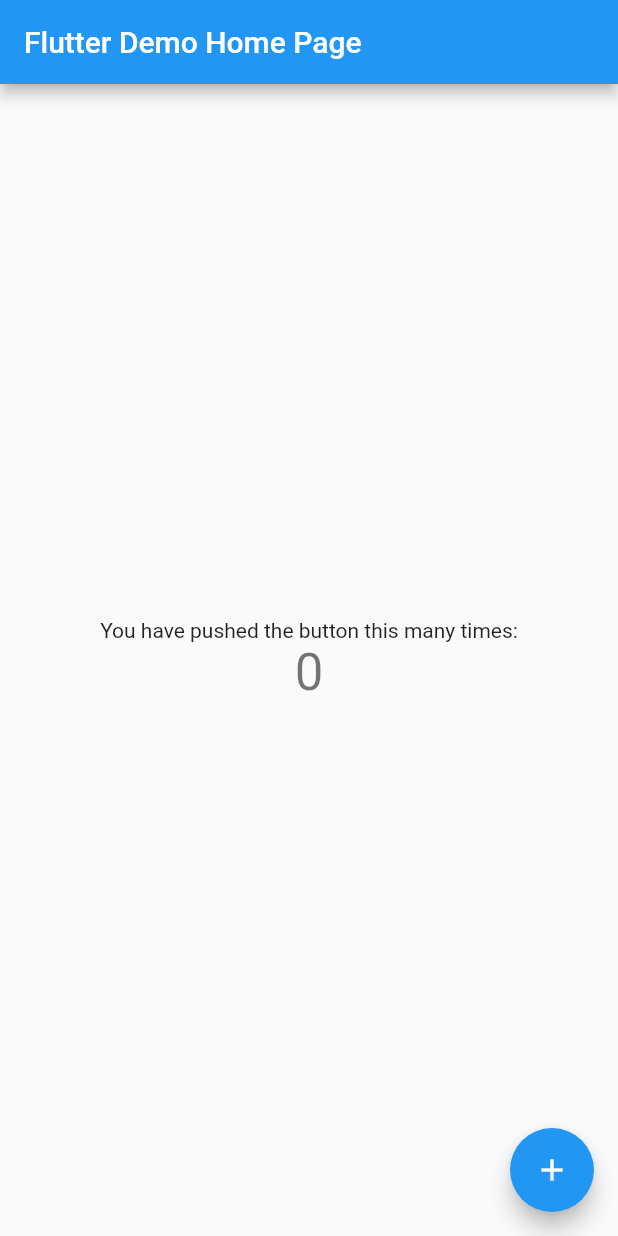
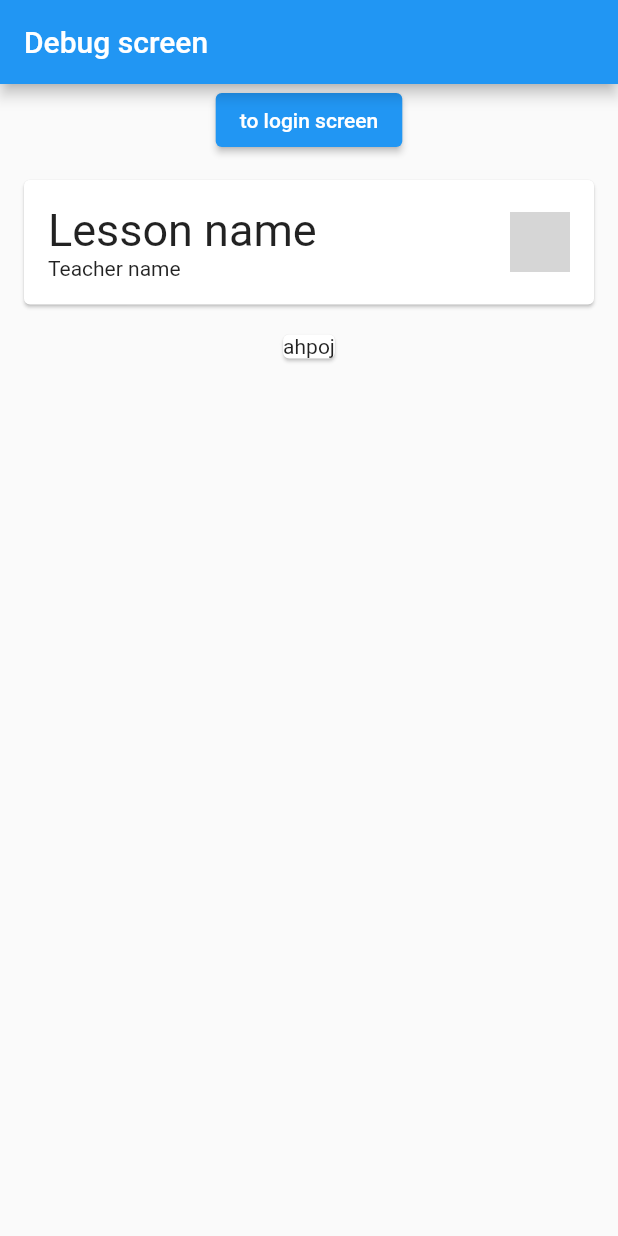
Before and after one commit to Plasmoxy/musestream-flutter, a Flutter app: the screen it shows after launch, on a phone screen of 412 x 824 dp. Run offline on Flutter 3.47's test engine with Material 2 defaults, Android fonts, the light colour scheme and no system bars; network calls fail; grey boxes are pictures that could not be loaded.

Commit message:
screens setup

```diff
--- a/musestream_app/analysis_options.yaml
+++ b/musestream_app/analysis_options.yaml
@@ -24,6 +24,8 @@
   rules:
     # avoid_print: false  # Uncomment to disable the `avoid_print` rule
     # prefer_single_quotes: true  # Uncomment to enable the `prefer_single_quotes` rule
+    prefer_const_constructors: false
+    prefer_const_literals_to_create_immutables: false
 
 # Additional information about this file can be found at
 # https://dart.dev/guides/language/analysis-options
--- a/musestream_app/lib/main.dart
+++ b/musestream_app/lib/main.dart
@@ -1,45 +1,27 @@
 import 'package:flutter/material.dart';
+import 'package:musestream_app/screens/debug.dart';
 
 void main() {
-  runApp(const MyApp());
+  runApp(const App());
 }
 
-class MyApp extends StatelessWidget {
-  const MyApp({Key? key}) : super(key: key);
+class App extends StatelessWidget {
+  const App({Key? key}) : super(key: key);
 
-  // This widget is the root of your application.
   @override
   Widget build(BuildContext context) {
     return MaterialApp(
-      title: 'Flutter Demo',
+      title: 'MuseStream',
       theme: ThemeData(
-        // This is the theme of your application.
-        //
-        // Try running your application with "flutter run". You'll see the
-        // application has a blue toolbar. Then, without quitting the app, try
-        // changing the primarySwatch below to Colors.green and then invoke
-        // "hot reload" (press "r" in the console where you ran "flutter run",
-        // or simply save your changes to "hot reload" in a Flutter IDE).
-        // Notice that the counter didn't reset back to zero; the application
-        // is not restarted.
         primarySwatch: Colors.blue,
       ),
-      home: const MyHomePage(title: 'Flutter Demo Home Page'),
+      home: DebugScreen(),
     );
   }
 }
 
 class MyHomePage extends StatefulWidget {
   const MyHomePage({Key? key, required this.title}) : super(key: key);
-
-  // This widget is the home page of your application. It is stateful, meaning
-  // that it has a State object (defined below) that contains fields that affect
-  // how it looks.
-
-  // This class is the configuration for the state. It holds the values (in this
-  // case the title) provided by the parent (in this case the App widget) and
-  // used by the build method of the State. Fields in a Widget subclass are
-  // always marked "final".
 
   final String title;
 
@@ -52,47 +34,18 @@
 
   void _incrementCounter() {
     setState(() {
-      // This call to setState tells the Flutter framework that something has
-      // changed in this State, which causes it to rerun the build method below
-      // so that the display can reflect the updated values. If we changed
-      // _counter without calling setState(), then the build method would not be
-      // called again, and so nothing would appear to happen.
       _counter++;
     });
   }
 
   @override
   Widget build(BuildContext context) {
-    // This method is rerun every time setState is called, for instance as done
-    // by the _incrementCounter method above.
-    //
-    // The Flutter framework has been optimized to make rerunning build methods
-    // fast, so that you can just rebuild anything that needs updating rather
-    // than having to individually change instances of widgets.
     return Scaffold(
       appBar: AppBar(
-        // Here we take the value from the MyHomePage object that was created by
-        // the App.build method, and use it to set our appbar title.
         title: Text(widget.title),
       ),
       body: Center(
-        // Center is a layout widget. It takes a single child and positions it
-        // in the middle of the parent.
         child: Column(
-          // Column is also a layout widget. It takes a list of children and
-          // arranges them vertically. By default, it sizes itself to fit its
-          // children horizontally, and tries to be as tall as its parent.
-          //
-          // Invoke "debug painting" (press "p" in the console, choose the
-          // "Toggle Debug Paint" action from the Flutter Inspector in Android
-          // Studio, or the "Toggle Debug Paint" command in Visual Studio Code)
-          // to see the wireframe for each widget.
-          //
-          // Column has various properties to control how it sizes itself and
-          // how it positions its children. Here we use mainAxisAlignment to
-          // center the children vertically; the main axis here is the vertical
-          // axis because Columns are vertical (the cross axis would be
-          // horizontal).
           mainAxisAlignment: MainAxisAlignment.center,
           children: <Widget>[
             const Text(
@@ -109,7 +62,7 @@
         onPressed: _incrementCounter,
         tooltip: 'Increment',
         child: const Icon(Icons.add),
-      ), // This trailing comma makes auto-formatting nicer for build methods.
+      ),
     );
   }
 }
--- /dev/null
+++ b/musestream_app/lib/screens/debug.dart
@@ -0,0 +1,80 @@
+import 'package:flutter/material.dart';
+import 'package:musestream_app/screens/login.dart';
+
+class DebugScreen extends StatefulWidget {
+  DebugScreen({Key? key}) : super(key: key);
+
+  @override
+  State<DebugScreen> createState() => _DebugScreenState();
+}
+
+class _DebugScreenState extends State<DebugScreen> {
+  @override
+  Widget build(BuildContext context) {
+    // Scaffold a Appbar pre kazdru screenu
+    // SingleChildScrollView -> Column
+    return Scaffold(
+      appBar: AppBar(
+        title: const Text('Debug screen'),
+      ),
+      body: SingleChildScrollView(
+        child: Column(
+          children: [
+            ElevatedButton(
+              child: Text('to login screen'),
+              onPressed: () {
+                // navigation to different screen
+                Navigator.of(context).push(MaterialPageRoute(
+                  builder: (ctx) => LoginScreen(),
+                ));
+              },
+            ),
+
+            // karta + padding a margin
+            Card(
+              margin: EdgeInsets.all(16),
+              // REFACTOR MENU = Ctrl Shift R
+              child: InkWell(
+                onTap: () {
+                  // navigation to different screen
+                  Navigator.of(context).push(MaterialPageRoute(
+                    builder: (ctx) => LoginScreen(),
+                  ));
+                },
+                child: Container(
+                  width: double.infinity,
+                  padding: EdgeInsets.all(16),
+                  // co je vnutri tej karty ?
+                  child: Row(
+                    children: [
+                      Expanded(
+                        child: Column(
+                          crossAxisAlignment: CrossAxisAlignment.start, // for esample
+                          children: [
+                            Text(
+                              'Lesson name',
+                              style: TextStyle(fontSize: 30), // for example
+                            ),
+                            Text('Teacher name'),
+                          ],
+                        ),
+                      ),
+                      Image.network(
+                        'https://flutter.github.io/assets-for-api-docs/assets/widgets/owl-2.jpg',
+                        width: 40,
+                        height: 40,
+                      ),
+                    ],
+                  ),
+                ),
+              ),
+            ),
+            Card(
+              child: Text('ahpoj'),
+            ),
+          ],
+        ),
+      ),
+    );
+  }
+}
--- /dev/null
+++ b/musestream_app/lib/screens/login.dart
@@ -0,0 +1,17 @@
+import 'package:flutter/material.dart';
+
+class LoginScreen extends StatefulWidget {
+  LoginScreen({Key? key}) : super(key: key);
+
+  @override
+  State<LoginScreen> createState() => _LoginScreenState();
+}
+
+class _LoginScreenState extends State<LoginScreen> {
+  @override
+  Widget build(BuildContext context) {
+    return Container(
+      child: Text('ahoj'),
+    );
+  }
+}
```
Also changed, not shown: musestream_app/lib/widgets/drawer.dart (added).
